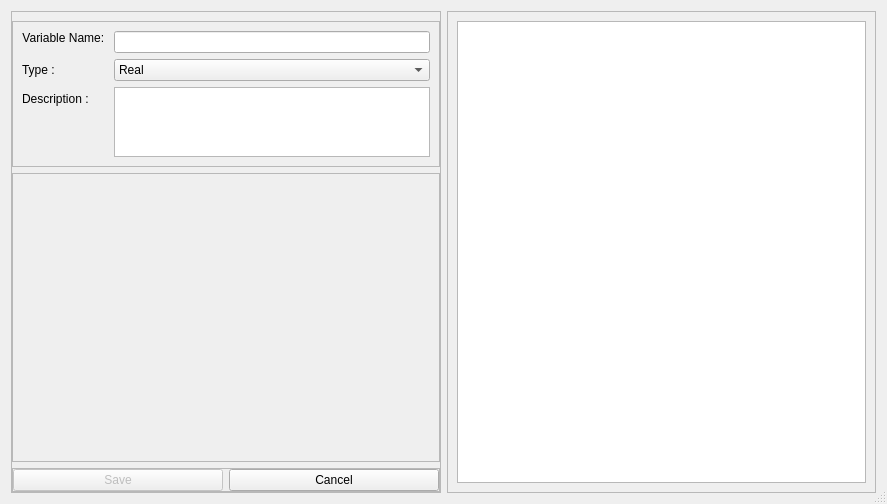
Old version of the form braviz/interaction/qt_guis/new_variable_dialog.ui in the repository diego0020/braviz-app.
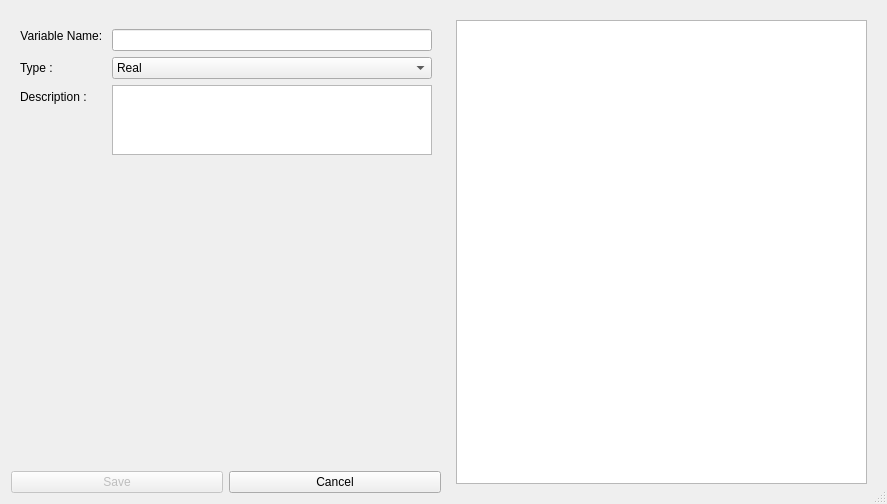
New version of the form.

```diff
--- a/braviz/interaction/qt_guis/new_variable_dialog.ui
+++ b/braviz/interaction/qt_guis/new_variable_dialog.ui
@@ -35,7 +35,7 @@
       </size>
      </property>
      <property name="frameShape">
-      <enum>QFrame::StyledPanel</enum>
+      <enum>QFrame::NoFrame</enum>
      </property>
      <property name="frameShadow">
       <enum>QFrame::Raised</enum>
@@ -53,7 +53,7 @@
       <item>
        <widget class="QFrame" name="frame_2">
         <property name="frameShape">
-         <enum>QFrame::StyledPanel</enum>
+         <enum>QFrame::NoFrame</enum>
         </property>
         <property name="frameShadow">
          <enum>QFrame::Raised</enum>
@@ -139,7 +139,7 @@
          </size>
         </property>
         <property name="frameShape">
-         <enum>QFrame::StyledPanel</enum>
+         <enum>QFrame::NoFrame</enum>
         </property>
         <property name="frameShadow">
          <enum>QFrame::Raised</enum>
@@ -160,7 +160,7 @@
       <item>
        <widget class="QFrame" name="frame_4">
         <property name="frameShape">
-         <enum>QFrame::StyledPanel</enum>
+         <enum>QFrame::NoFrame</enum>
         </property>
         <property name="frameShadow">
          <enum>QFrame::Raised</enum>
@@ -213,7 +213,7 @@
       </size>
      </property>
      <property name="frameShape">
-      <enum>QFrame::StyledPanel</enum>
+      <enum>QFrame::NoFrame</enum>
      </property>
      <property name="frameShadow">
       <enum>QFrame::Raised</enum>
```
Left out of the diff: 11 changed lines with no effect on the pictures.
